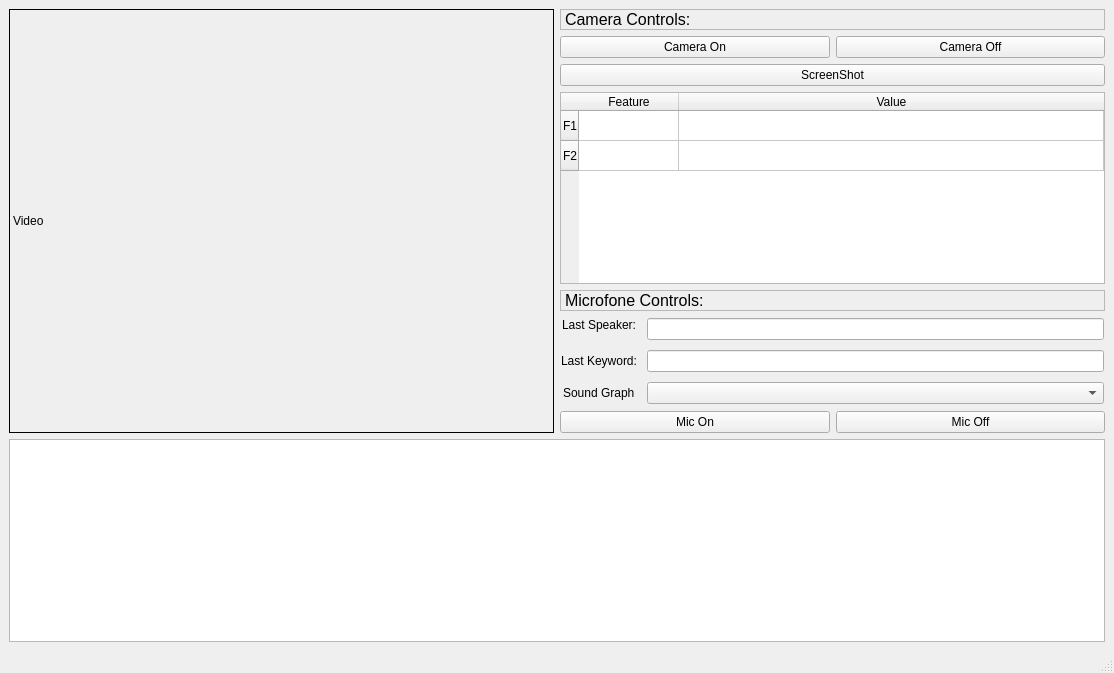
simaovalente20/MEEC_1920_LI2_G7, file prototype.ui: the form before one commit.
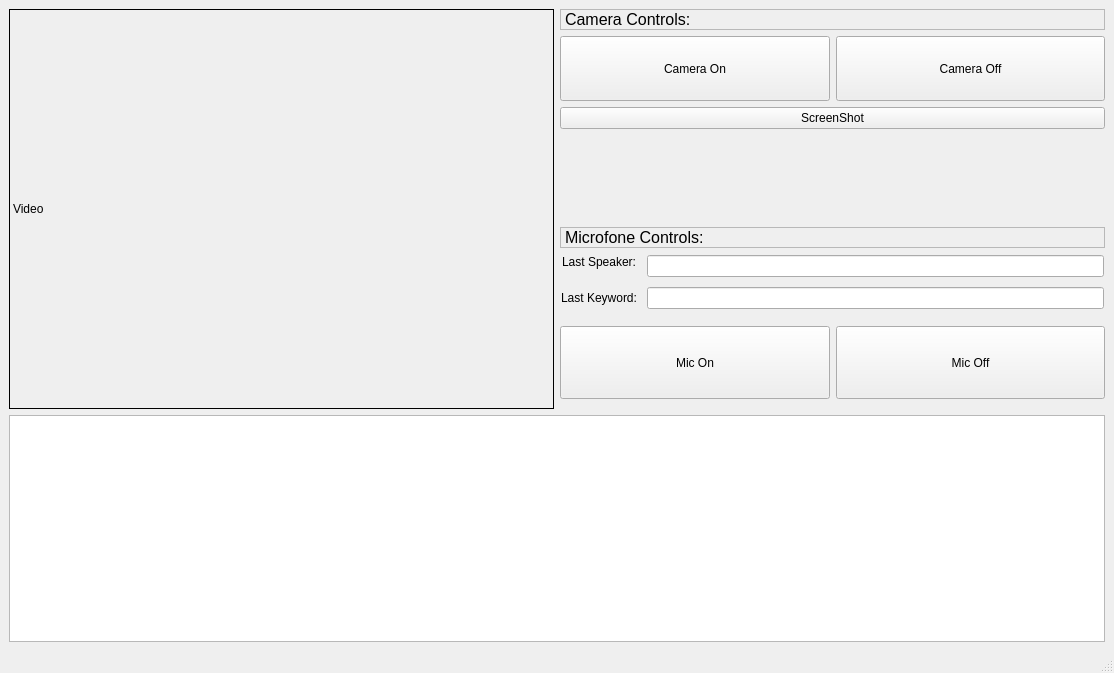
The form after the commit. Custom widgets are drawn as their Qt base class.

```diff
--- a/prototype.ui
+++ b/prototype.ui
@@ -69,7 +69,7 @@
          </widget>
         </item>
         <item>
-         <layout class="QVBoxLayout" name="verticalLayout">
+         <layout class="QVBoxLayout" name="verticalLayout" stretch="0,1,1,0,0,1">
           <property name="sizeConstraint">
            <enum>QLayout::SetMinimumSize</enum>
           </property>
@@ -109,7 +109,7 @@
             <item row="0" column="0">
              <widget class="QPushButton" name="btn_cameraOn">
               <property name="sizePolicy">
-               <sizepolicy hsizetype="Minimum" vsizetype="Fixed">
+               <sizepolicy hsizetype="Minimum" vsizetype="MinimumExpanding">
                 <horstretch>0</horstretch>
                 <verstretch>0</verstretch>
                </sizepolicy>
@@ -129,40 +129,17 @@
            </layout>
           </item>
           <item>
-           <widget class="QTableWidget" name="tableWidget_imageFeatures">
-            <property name="sizePolicy">
-             <sizepolicy hsizetype="Preferred" vsizetype="Preferred">
-              <horstretch>0</horstretch>
-              <verstretch>0</verstretch>
-             </sizepolicy>
+           <spacer name="verticalSpacer_3">
+            <property name="orientation">
+             <enum>Qt::Vertical</enum>
             </property>
-            <attribute name="horizontalHeaderStretchLastSection">
-             <bool>true</bool>
-            </attribute>
-            <attribute name="verticalHeaderStretchLastSection">
-             <bool>false</bool>
-            </attribute>
-            <row>
-             <property name="text">
-              <string>F1</string>
-             </property>
-            </row>
-            <row>
-             <property name="text">
-              <string>F2</string>
-             </property>
-            </row>
-            <column>
-             <property name="text">
-              <string>Feature</string>
-             </property>
-            </column>
-            <column>
-             <property name="text">
-              <string>Value</string>
-             </property>
-            </column>
-           </widget>
+            <property name="sizeHint" stdset="0">
+             <size>
+              <width>20</width>
+              <height>40</height>
+             </size>
+            </property>
+           </spacer>
           </item>
           <item>
            <widget class="QLabel" name="label_7">
@@ -266,34 +243,68 @@
               </property>
              </widget>
             </item>
-            <item row="2" column="0">
-             <widget class="QLabel" name="label_5">
-              <property name="text">
-               <string>Sound Graph</string>
-              </property>
-             </widget>
-            </item>
-            <item row="2" column="1">
-             <widget class="QComboBox" name="comboBox_soundGraph"/>
-            </item>
            </layout>
           </item>
           <item>
            <layout class="QGridLayout" name="gridLayout_2">
             <item row="0" column="0">
+             <spacer name="verticalSpacer">
+              <property name="orientation">
+               <enum>Qt::Vertical</enum>
+              </property>
+              <property name="sizeType">
+               <enum>QSizePolicy::Maximum</enum>
+              </property>
+              <property name="sizeHint" stdset="0">
+               <size>
+                <width>10</width>
+                <height>10</height>
+               </size>
+              </property>
+             </spacer>
+            </item>
+            <item row="1" column="0">
              <widget class="QPushButton" name="btn_micOn">
+              <property name="sizePolicy">
+               <sizepolicy hsizetype="Minimum" vsizetype="MinimumExpanding">
+                <horstretch>0</horstretch>
+                <verstretch>0</verstretch>
+               </sizepolicy>
+              </property>
               <property name="text">
                <string>Mic On</string>
               </property>
              </widget>
             </item>
-            <item row="0" column="1">
+            <item row="1" column="1">
              <widget class="QPushButton" name="btn_micOff">
+              <property name="sizePolicy">
+               <sizepolicy hsizetype="Minimum" vsizetype="MinimumExpanding">
+                <horstretch>0</horstretch>
+                <verstretch>0</verstretch>
+               </sizepolicy>
+              </property>
               <property name="text">
                <string>Mic Off</string>
               </property>
              </widget>
             </item>
+            <item row="2" column="0">
+             <spacer name="verticalSpacer_2">
+              <property name="orientation">
+               <enum>Qt::Vertical</enum>
+              </property>
+              <property name="sizeType">
+               <enum>QSizePolicy::Minimum</enum>
+              </property>
+              <property name="sizeHint" stdset="0">
+               <size>
+                <width>20</width>
+                <height>10</height>
+               </size>
+              </property>
+             </spacer>
+            </item>
            </layout>
           </item>
          </layout>
```
Left out of the diff: 26 changed lines with no effect on the pictures.
